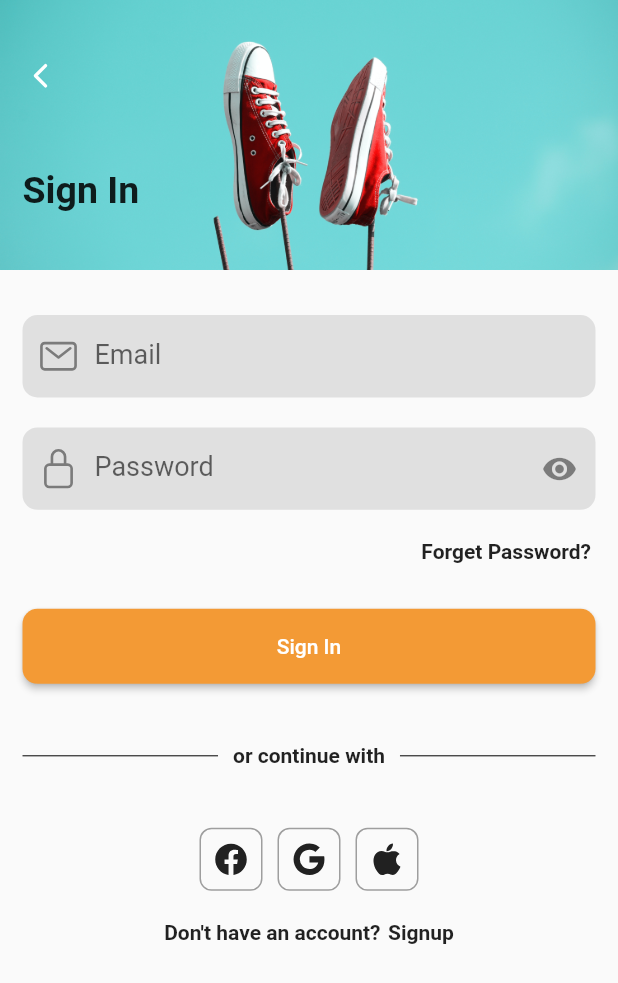
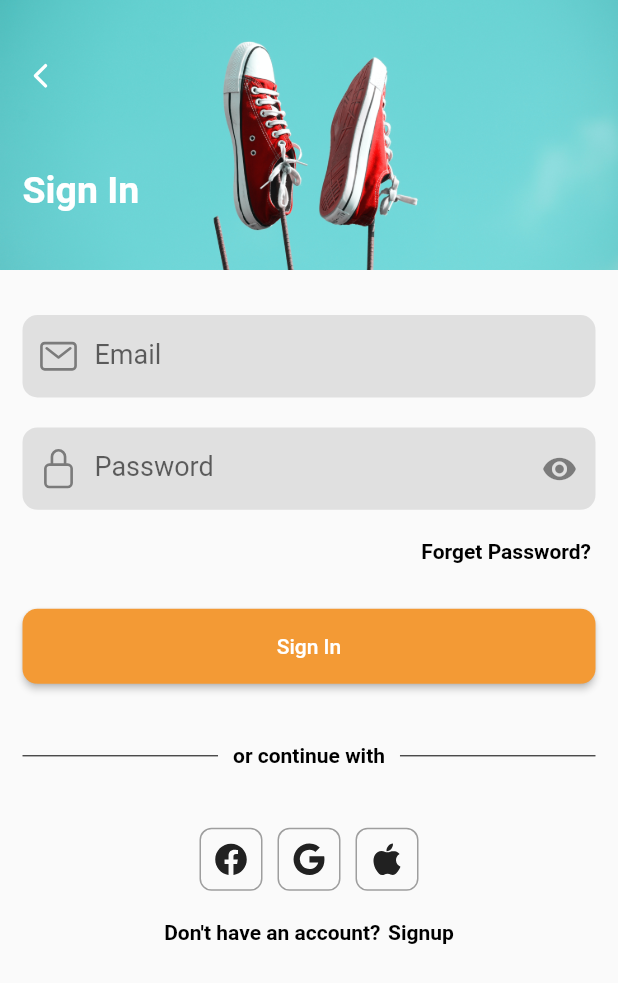
Before and after one commit to Justbuy8/JustBuy8-Mobile-App, a Flutter app: the screen it shows after launch, on a phone screen of 412 x 824 dp. Shown: the top 983 px of the screen. Run offline on Flutter 3.47's test engine with Material 2 defaults, Android fonts, the phone set to English and light mode, and no system bars; our stand-ins replace country_code_picker, flutter_screenutil, ionicons, nb_utils, pinput; Roboto replaces fonts that are missing (OpenSans-Bold, OpenSans-Light).

Commit message:
update the primary text widget

```diff
--- a/lib/widgets/components/text/primary_text_widget.dart
+++ b/lib/widgets/components/text/primary_text_widget.dart
@@ -7,20 +7,22 @@ class PrimaryTextWidget extends StatelessWidget {
     required this.text,
     this.fontSize,
     this.fontFamily,
+    this.fontColor,
   }) : super(key: key);
   final String text;
   final double? fontSize;
   final String? fontFamily;
+  final Color? fontColor;
 
   @override
   Widget build(BuildContext context) {
     return Text(
       text,
       style: TextStyle(
-        fontSize: fontSize ?? 16,
-        fontWeight: FontWeight.bold,
-        fontFamily: fontFamily ?? AppFonts.openSansLight,
-      ),
+          fontSize: fontSize ?? 16,
+          fontWeight: FontWeight.bold,
+          fontFamily: fontFamily ?? AppFonts.openSansLight,
+          color: fontColor ?? Colors.black),
     );
   }
 }
```
